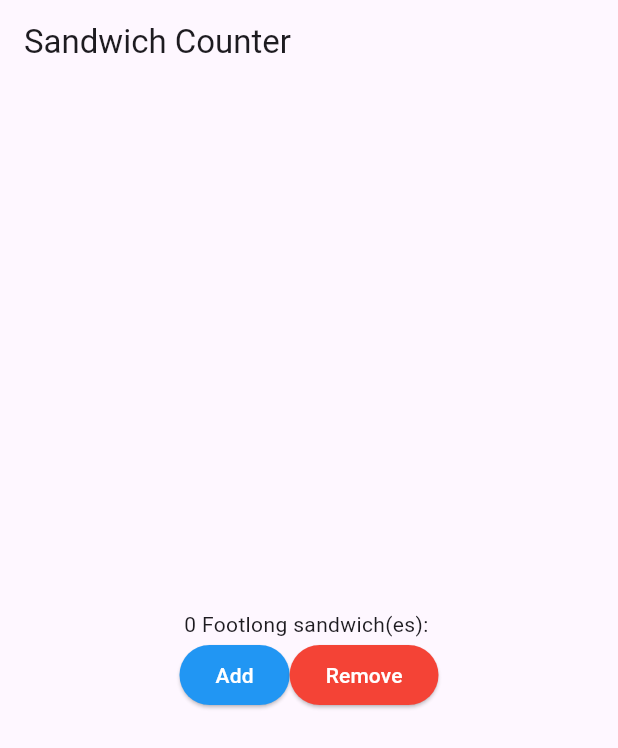
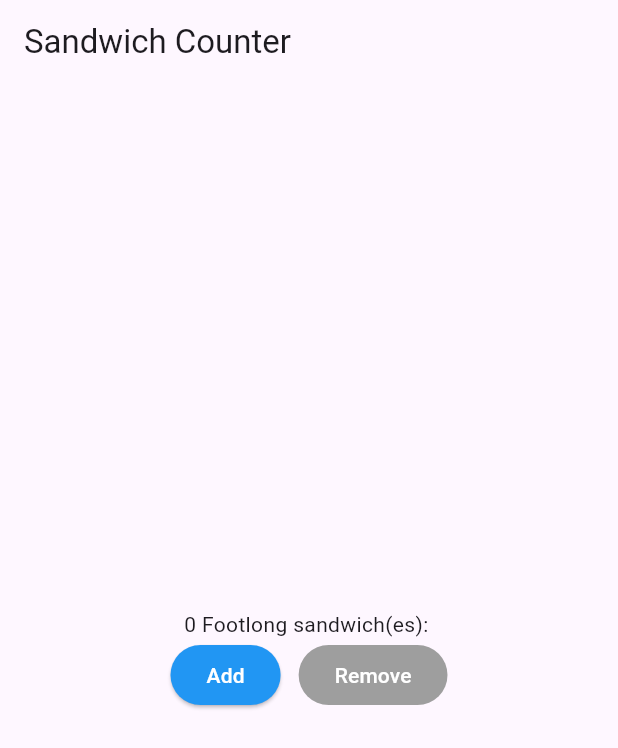
Before and after one commit to lily-denn/sandwich_shop, a Flutter app: the screen it shows after launch, on a phone screen of 412 x 824 dp. Shown: the top 748 px of the screen. Run offline on Flutter 3.47's test engine with Material 3 defaults, Android fonts, the phone set to English and light mode, and no system bars.

Commit message:
Implemented disabled buttons

```diff
--- a/lib/main.dart
+++ b/lib/main.dart
@@ -73,18 +73,24 @@ class _OrderScreenState extends State<OrderScreen> {
               mainAxisAlignment: MainAxisAlignment.center,
               children: [
                 ElevatedButton(
-                  onPressed: _increaseQuantity,
+                  onPressed:
+                      _quantity < widget.maxQuantity ? _increaseQuantity : null,
                   style: ElevatedButton.styleFrom(
                     backgroundColor: Colors.blue,
                     foregroundColor: Colors.white,
+                    disabledBackgroundColor: Colors.grey,
+                    disabledForegroundColor: Colors.white,
                   ),
                   child: const Text('Add'),
                 ),
+                const SizedBox(width: 12),
                 ElevatedButton(
-                  onPressed: _decreaseQuantity,
+                  onPressed: _quantity > 0 ? _decreaseQuantity : null,
                   style: ElevatedButton.styleFrom(
                     backgroundColor: Colors.red,
                     foregroundColor: Colors.white,
+                    disabledBackgroundColor: Colors.grey,
+                    disabledForegroundColor: Colors.white,
                   ),
                   child: const Text('Remove'),
                 ),
```
